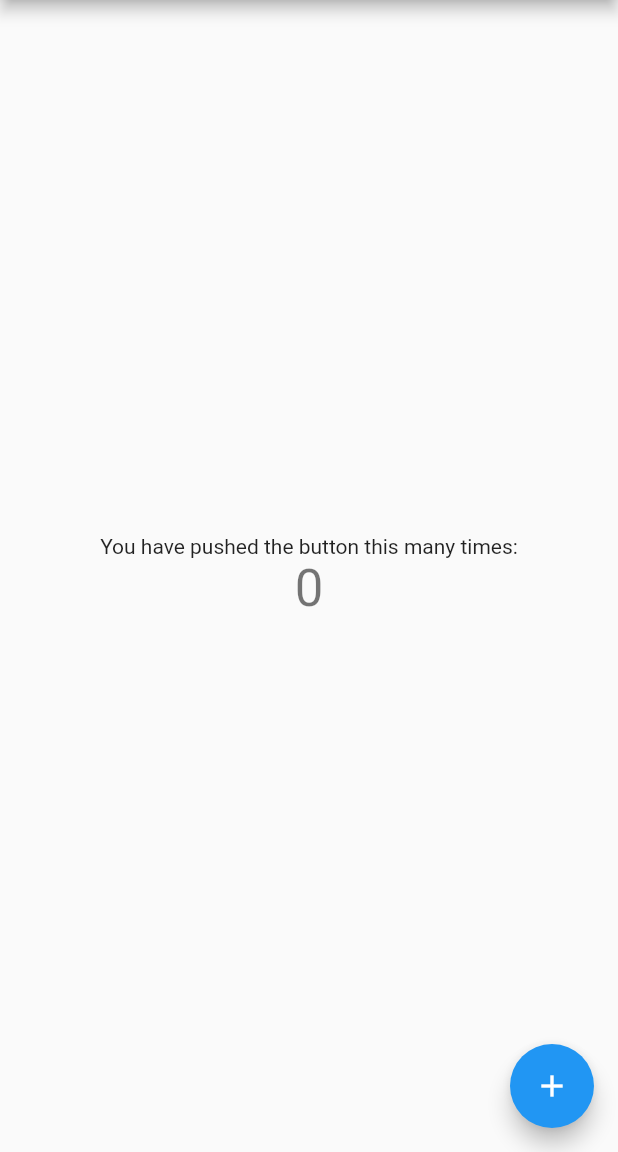
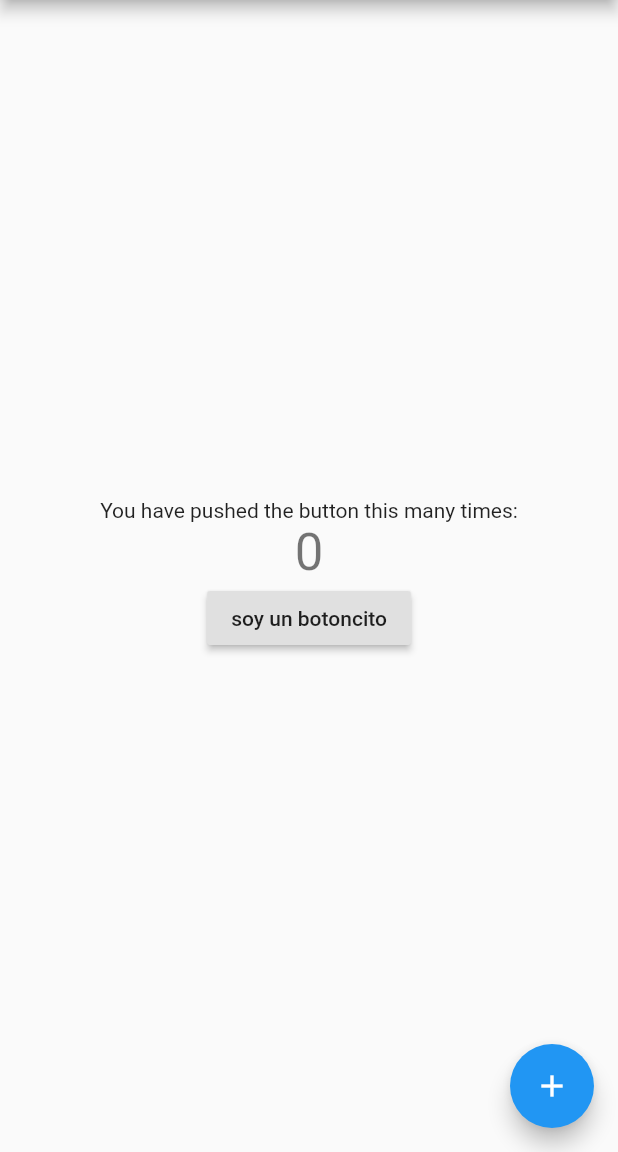
Before and after one commit to Jumpbotron/beta, a Flutter app: the screen it shows after launch, on a phone screen of 412 x 824 dp, the part 84-1236 px from its top. Run offline on Flutter 3.47's test engine with Material 2 defaults, Android fonts, the phone set to English and light mode, and no system bars.

Commit message:
agrege un botoncito

```diff
--- a/lib/main.dart
+++ b/lib/main.dart
@@ -5,25 +5,12 @@ void main() {
 }
 
 class MyApp extends StatelessWidget {
-  // This widget is the root of your application.
   @override
   Widget build(BuildContext context) {
     return MaterialApp(
       title: 'Flutter Demo',
       theme: ThemeData(
-        // This is the theme of your application.
-        //
-        // Try running your application with "flutter run". You'll see the
-        // application has a blue toolbar. Then, without quitting the app, try
-        // changing the primarySwatch below to Colors.green and then invoke
-        // "hot reload" (press "r" in the console where you ran "flutter run",
-        // or simply save your changes to "hot reload" in a Flutter IDE).
-        // Notice that the counter didn't reset back to zero; the application
-        // is not restarted.
         primarySwatch: Colors.blue,
-        // This makes the visual density adapt to the platform that you run
-        // the app on. For desktop platforms, the controls will be smaller and
-        // closer together (more dense) than on mobile platforms.
         visualDensity: VisualDensity.adaptivePlatformDensity,
       ),
       home: MyHomePage(title: 'Flutter Demo Home Page'),
@@ -33,15 +20,6 @@ class MyApp extends StatelessWidget {
 
 class MyHomePage extends StatefulWidget {
   MyHomePage({Key key, this.title}) : super(key: key);
-
-  // This widget is the home page of your application. It is stateful, meaning
-  // that it has a State object (defined below) that contains fields that affect
-  // how it looks.
-
-  // This class is the configuration for the state. It holds the values (in this
-  // case the title) provided by the parent (in this case the App widget) and
-  // used by the build method of the State. Fields in a Widget subclass are
-  // always marked "final".
 
   final String title;
 
@@ -54,47 +32,18 @@ class _MyHomePageState extends State<MyHomePage> {
 
   void _incrementCounter() {
     setState(() {
-      // This call to setState tells the Flutter framework that something has
-      // changed in this State, which causes it to rerun the build method below
-      // so that the display can reflect the updated values. If we changed
-      // _counter without calling setState(), then the build method would not be
-      // called again, and so nothing would appear to happen.
       _counter++;
     });
   }
 
   @override
   Widget build(BuildContext context) {
-    // This method is rerun every time setState is called, for instance as done
-    // by the _incrementCounter method above.
-    //
-    // The Flutter framework has been optimized to make rerunning build methods
-    // fast, so that you can just rebuild anything that needs updating rather
-    // than having to individually change instances of widgets.
     return Scaffold(
       appBar: AppBar(
-        // Here we take the value from the MyHomePage object that was created by
-        // the App.build method, and use it to set our appbar title.
         title: Text(widget.title),
       ),
       body: Center(
-        // Center is a layout widget. It takes a single child and positions it
-        // in the middle of the parent.
         child: Column(
-          // Column is also a layout widget. It takes a list of children and
-          // arranges them vertically. By default, it sizes itself to fit its
-          // children horizontally, and tries to be as tall as its parent.
-          //
-          // Invoke "debug painting" (press "p" in the console, choose the
-          // "Toggle Debug Paint" action from the Flutter Inspector in Android
-          // Studio, or the "Toggle Debug Paint" command in Visual Studio Code)
-          // to see the wireframe for each widget.
-          //
-          // Column has various properties to control how it sizes itself and
-          // how it positions its children. Here we use mainAxisAlignment to
-          // center the children vertically; the main axis here is the vertical
-          // axis because Columns are vertical (the cross axis would be
-          // horizontal).
           mainAxisAlignment: MainAxisAlignment.center,
           children: <Widget>[
             Text(
@@ -104,6 +53,7 @@ class _MyHomePageState extends State<MyHomePage> {
               '$_counter',
               style: Theme.of(context).textTheme.headline4,
             ),
+            RaisedButton(onPressed: () {}, child: Text("soy un botoncito"))
           ],
         ),
       ),
@@ -111,7 +61,7 @@ class _MyHomePageState extends State<MyHomePage> {
         onPressed: _incrementCounter,
         tooltip: 'Increment',
         child: Icon(Icons.add),
-      ), // This trailing comma makes auto-formatting nicer for build methods.
+      ),
     );
   }
 }
```
